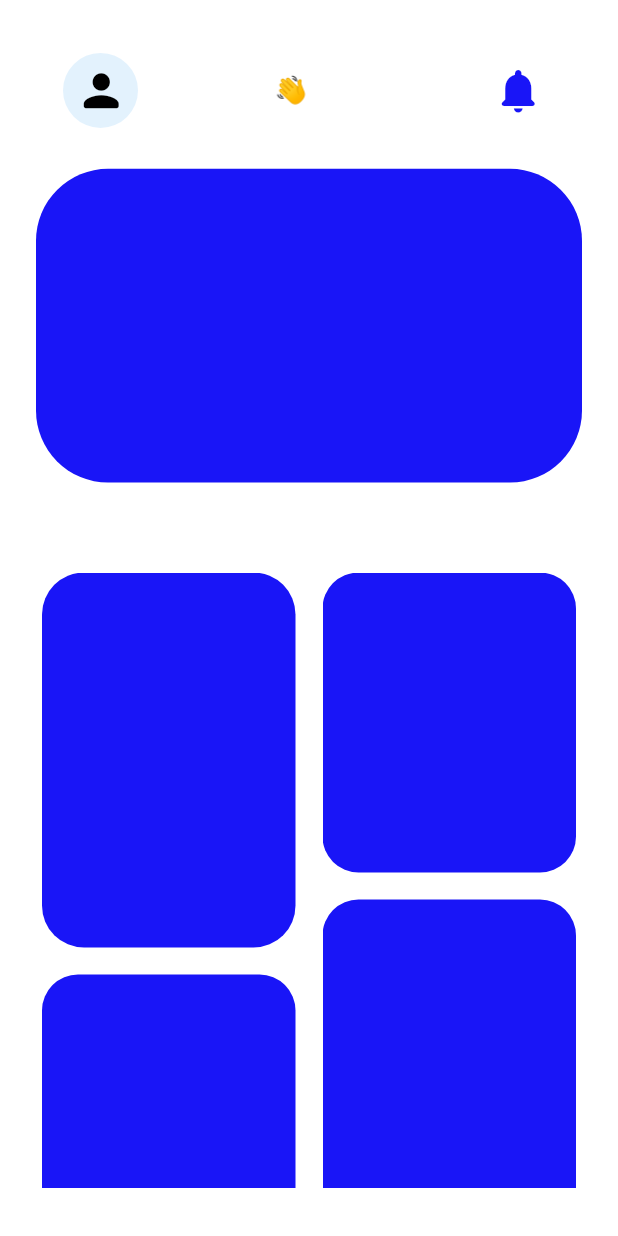
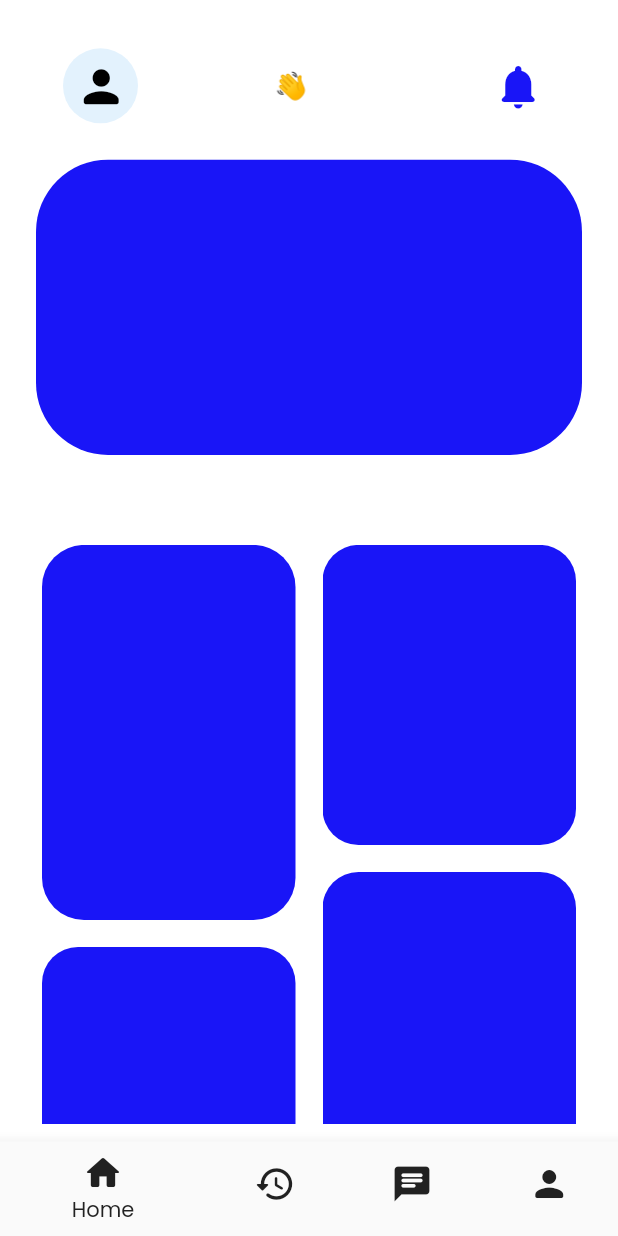
Before and after one commit to lugata/mosiga_user, a Flutter app: the MainScreen screen opened directly, on a phone screen of 412 x 824 dp. Run offline on Flutter 3.47's test engine with Material 2 defaults, Android fonts, the light colour scheme and no system bars; our stand-ins replace email_validator, firebase_auth, firebase_core, firebase_database, flutter_svg, fluttertoast; accounts and stored records are empty.

Commit message:
mainpage + navbar

```diff
--- a/lib/screens/main_page.dart
+++ b/lib/screens/main_page.dart
@@ -12,12 +12,12 @@ class MainScreen extends StatefulWidget {
 }
 
 class _MainScreenState extends State<MainScreen> {
-  void _logout() async {
-    await firebaseAuth.signOut();
-    Navigator.pushReplacement(
-      context,
-      MaterialPageRoute(builder: (context) => const LoginScreen()),
-    );
+  int _selectedIndex = 0;
+
+  void _onItemTapped(int index) {
+    setState(() {
+      _selectedIndex = index;
+    });
   }
 
   @override
@@ -287,13 +287,37 @@ class _MainScreenState extends State<MainScreen> {
                         ),
                       ),
                     ),
-                    SizedBox(height: 20), // Add spacing after the Row
                   ],
                 ),
               ),
             ],
           ),
         ),
+        bottomNavigationBar: BottomNavigationBar(
+          iconSize: 28,
+          items: const <BottomNavigationBarItem>[
+            BottomNavigationBarItem(
+              icon: Icon(Icons.home_rounded),
+              label: 'Home',
+            ),
+            BottomNavigationBarItem(
+              icon: Icon(Icons.history_rounded),
+              label: 'History',
+            ),
+            BottomNavigationBarItem(
+              icon: Icon(Icons.chat_rounded),
+              label: 'Chat',
+            ),
+            BottomNavigationBarItem(
+              icon: Icon(Icons.person_rounded),
+              label: 'Profile',
+            ),
+          ],
+          currentIndex: _selectedIndex,
+          selectedItemColor: darkTheme ? Colors.white : Colors.grey.shade900,
+          unselectedItemColor: darkTheme ? Colors.white : Colors.grey.shade900,
+          onTap: _onItemTapped,
+        ),
       ),
     );
   }
```
